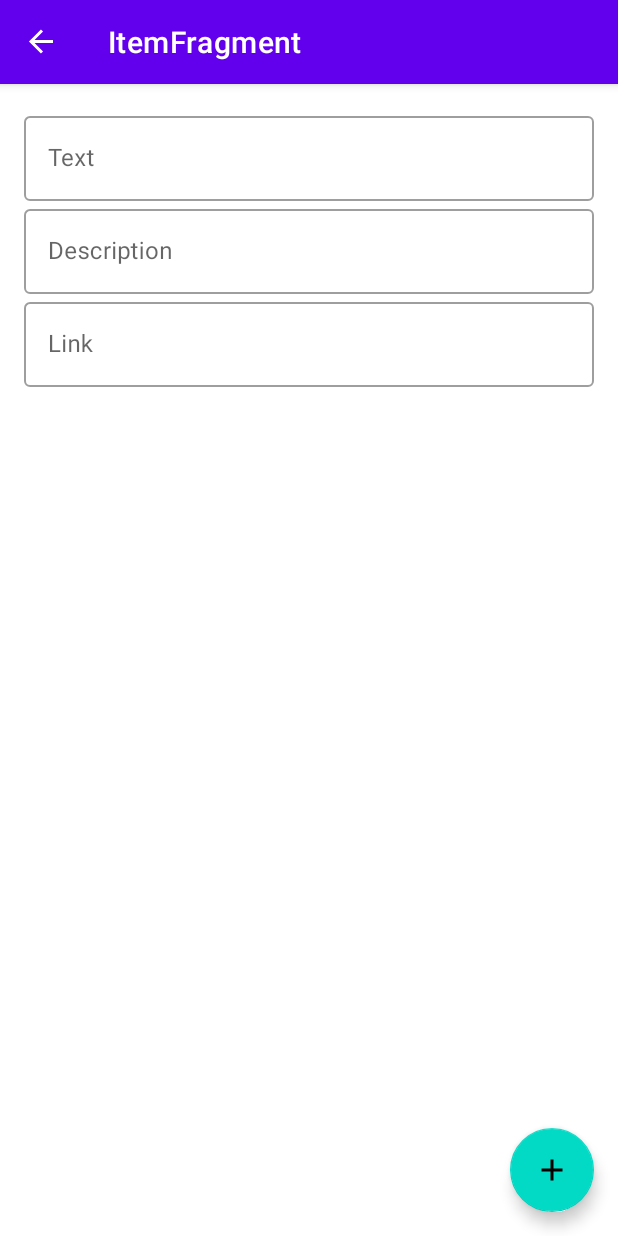
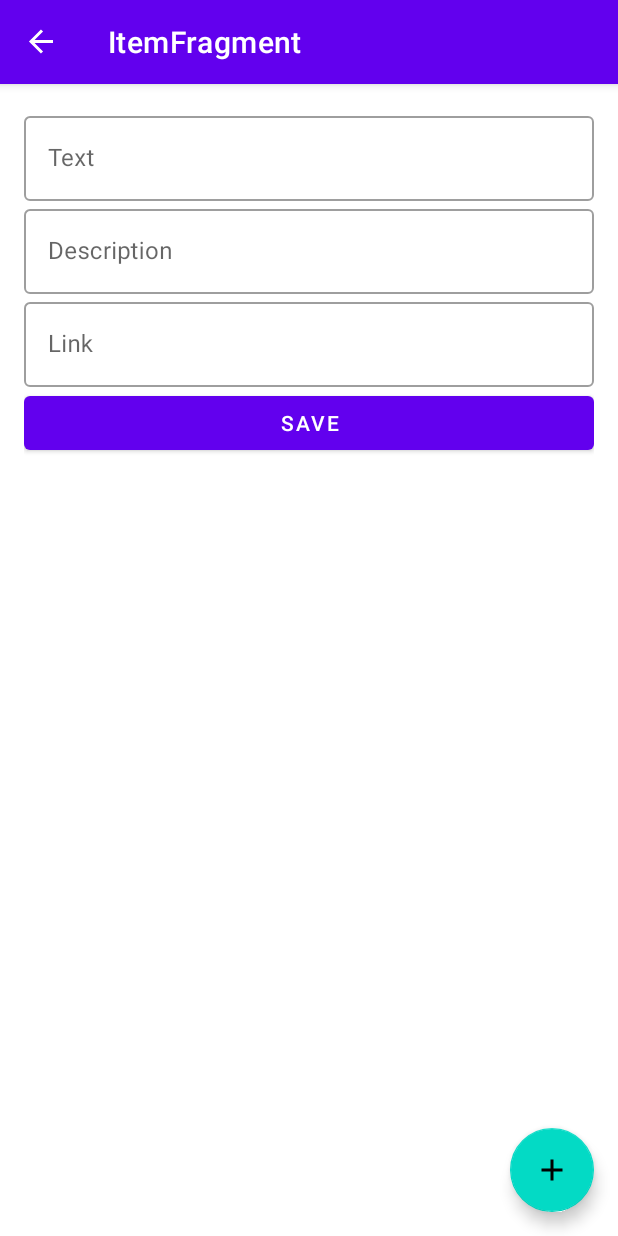
Before and after one commit to paulio84/MyLists, an Android app: the ItemFragment screen opened through its navigation route, on a phone screen of 412 x 824 dp. Run offline under Robolectric (Android 15) with nearby library versions, the phone set to English and light mode, and no system bars; our stand-ins replace navigation-ui; 1 statement that could not run was skipped.

Commit message:
Created a navigation from list to item, and added functionality to add a new item

```diff
--- a/app/build.gradle
+++ b/app/build.gradle
@@ -1,6 +1,7 @@
 plugins {
     id 'com.android.application'
     id 'kotlin-android'
+    id 'kotlin-kapt'
 }
 
 android {
@@ -32,6 +33,7 @@ android {
     }
 
     buildFeatures {
+        dataBinding true
         viewBinding true
     }
 }
--- a/app/src/main/java/com/paulterry/apps/mylists/data/DataSource.kt
+++ b/app/src/main/java/com/paulterry/apps/mylists/data/DataSource.kt
@@ -4,7 +4,7 @@ import com.paulterry.apps.mylists.models.ListItem
 
 class DataSource {
     fun getListItems(): List<ListItem> {
-        return listOf<ListItem>(
+        return listOf(
             ListItem("Shopping", "Do the shopping."),
             ListItem("Clean the house"),
             ListItem("Play games", "Video games or board games?")
--- a/app/src/main/java/com/paulterry/apps/mylists/ui/fragments/ItemFragment.kt
+++ b/app/src/main/java/com/paulterry/apps/mylists/ui/fragments/ItemFragment.kt
@@ -5,14 +5,43 @@ import android.view.LayoutInflater
 import android.view.View
 import android.view.ViewGroup
 import androidx.fragment.app.Fragment
+import androidx.fragment.app.activityViewModels
+import androidx.navigation.fragment.findNavController
 import com.paulterry.apps.mylists.R
+import com.paulterry.apps.mylists.databinding.FragmentItemBinding
+import com.paulterry.apps.mylists.viewModels.MyListsViewModel
 
 class ItemFragment : Fragment() {
+    private var _binding: FragmentItemBinding? = null
+    private val binding
+        get() = _binding!!
+
+    private val sharedViewModel: MyListsViewModel by activityViewModels()
+
     override fun onCreateView(
         inflater: LayoutInflater,
         container: ViewGroup?,
         savedInstanceState: Bundle?
-    ): View? {
-        return inflater.inflate(R.layout.fragment_item, container, false)
+    ): View {
+        _binding = FragmentItemBinding.inflate(inflater, container, false)
+        return binding.root
+    }
+
+    override fun onViewCreated(view: View, savedInstanceState: Bundle?) {
+        super.onViewCreated(view, savedInstanceState)
+        binding.saveButton.setOnClickListener {
+            sharedViewModel.addNewItem(
+                binding.itemTextEditText.text.toString(),
+                binding.itemDescriptionEditText.text.toString(),
+                binding.itemLinkEditText.text.toString()
+            )
+
+            findNavController().navigate(R.id.action_itemFragment_to_listFragment)
+        }
+    }
+
+    override fun onDestroyView() {
+        super.onDestroyView()
+        _binding = null
     }
 }
--- a/app/src/main/java/com/paulterry/apps/mylists/ui/fragments/ListFragment.kt
+++ b/app/src/main/java/com/paulterry/apps/mylists/ui/fragments/ListFragment.kt
@@ -28,7 +28,8 @@ class ListFragment : Fragment() {
 
     override fun onViewCreated(view: View, savedInstanceState: Bundle?) {
         super.onViewCreated(view, savedInstanceState)
-        binding.listItemRecyclerView.adapter = MyListsAdapter(sharedViewModel.items)
+        binding.lifecycleOwner = viewLifecycleOwner
+        binding.listItemRecyclerView.adapter = sharedViewModel.items.value?.let { MyListsAdapter(it) }
     }
 
     override fun onDestroyView() {
--- a/app/src/main/java/com/paulterry/apps/mylists/viewModels/MyListsViewModel.kt
+++ b/app/src/main/java/com/paulterry/apps/mylists/viewModels/MyListsViewModel.kt
@@ -1,12 +1,20 @@
 package com.paulterry.apps.mylists.viewModels
 
+import androidx.lifecycle.LiveData
+import androidx.lifecycle.MutableLiveData
 import androidx.lifecycle.ViewModel
 import com.paulterry.apps.mylists.data.DataSource
 import com.paulterry.apps.mylists.models.ListItem
 
 class MyListsViewModel : ViewModel() {
-    private var _items: MutableList<ListItem> =
-        DataSource().getListItems() as MutableList<ListItem>
-    val items: List<ListItem>
-        get() = _items
+    private val _items = MutableLiveData(DataSource().getListItems())
+    val items: LiveData<List<ListItem>> = _items
+
+    fun addNewItem(text: String, description: String? = null, link: String? = null) {
+        val items = _items.value?.toMutableList()
+        items?.add(0, ListItem(text, description, link))
+        if (items != null) {
+            _items.value = items.toList()
+        }
+    }
 }
--- a/app/src/main/res/layout/fragment_item.xml
+++ b/app/src/main/res/layout/fragment_item.xml
@@ -7,10 +7,10 @@
 
     <com.google.android.material.textfield.TextInputLayout
         android:id="@+id/itemTextContainer"
+        style="@style/Widget.MaterialComponents.TextInputLayout.OutlinedBox"
         android:layout_width="match_parent"
         android:layout_height="wrap_content"
-        android:hint="@string/text"
-        style="@style/Widget.MaterialComponents.TextInputLayout.OutlinedBox">
+        android:hint="@string/text">
 
         <com.google.android.material.textfield.TextInputEditText
             android:id="@+id/itemTextEditText"
@@ -21,10 +21,10 @@
 
     <com.google.android.material.textfield.TextInputLayout
         android:id="@+id/itemDescriptionContainer"
+        style="@style/Widget.MaterialComponents.TextInputLayout.OutlinedBox"
         android:layout_width="match_parent"
         android:layout_height="wrap_content"
-        android:hint="@string/description"
-        style="@style/Widget.MaterialComponents.TextInputLayout.OutlinedBox">
+        android:hint="@string/description">
 
         <com.google.android.material.textfield.TextInputEditText
             android:id="@+id/itemDescriptionEditText"
@@ -35,10 +35,10 @@
 
     <com.google.android.material.textfield.TextInputLayout
         android:id="@+id/itemLinkContainer"
+        style="@style/Widget.MaterialComponents.TextInputLayout.OutlinedBox"
         android:layout_width="match_parent"
         android:layout_height="wrap_content"
-        android:hint="@string/link"
-        style="@style/Widget.MaterialComponents.TextInputLayout.OutlinedBox">
+        android:hint="@string/link">
 
         <com.google.android.material.textfield.TextInputEditText
             android:id="@+id/itemLinkEditText"
@@ -47,4 +47,10 @@
 
     </com.google.android.material.textfield.TextInputLayout>
 
+    <Button
+        android:id="@+id/saveButton"
+        android:layout_width="match_parent"
+        android:layout_height="wrap_content"
+        android:text="@string/save" />
+
 </LinearLayout>
--- a/app/src/main/res/navigation/nav_graph.xml
+++ b/app/src/main/res/navigation/nav_graph.xml
@@ -14,5 +14,9 @@
     <fragment
         android:id="@+id/itemFragment"
         android:name="com.paulterry.apps.mylists.ui.fragments.ItemFragment"
-        android:label="ItemFragment" />
+        android:label="ItemFragment" >
+        <action
+            android:id="@+id/action_itemFragment_to_listFragment"
+            app:destination="@id/listFragment" />
+    </fragment>
 </navigation>
--- a/app/src/main/res/values/strings.xml
+++ b/app/src/main/res/values/strings.xml
@@ -4,4 +4,5 @@
     <string name="text">Text</string>
     <string name="description">Description</string>
     <string name="link">Link</string>
+    <string name="save">Save</string>
 </resources>
```
Also changed, not shown: app/src/main/res/layout/fragment_list.xml (+12 -8 lines).
